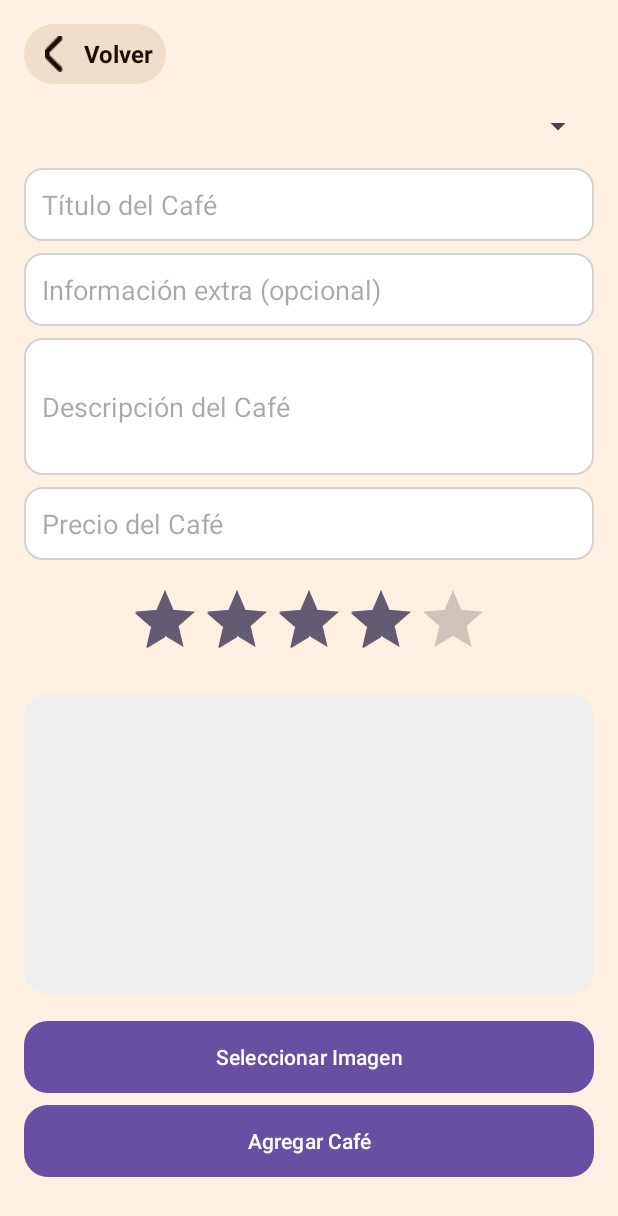
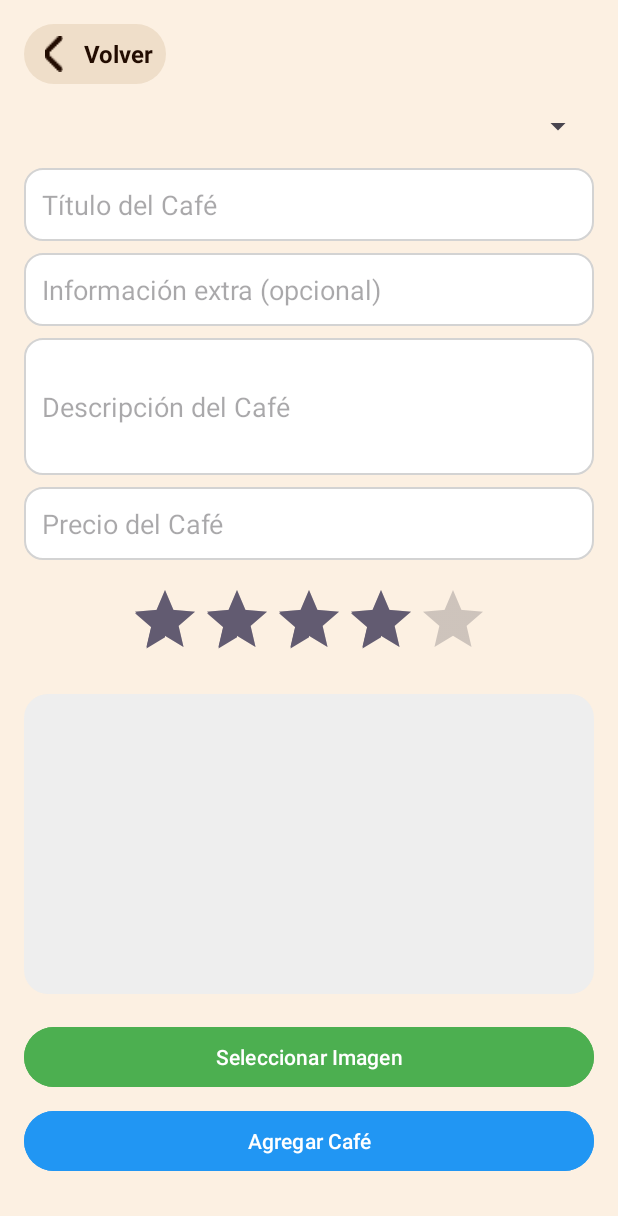
Before and after one commit to powidev/CoffeShop, an Android app: the AddCoffeeActivity screen opened directly, with no data from a screen before it, on a phone screen of 412 x 824 dp. Shown: the top 1216 px of the screen. Run offline under Robolectric (Android 15) with nearby library versions, the phone set to English and light mode, and no system bars; our stand-ins replace CircleImageView, Firebase (no records; nobody signed in at launch, a user with empty details on screens opened directly); pictures from the network do not load.

Commit message:
Ultimos cambios para add coffee.

```diff
--- a/app/src/main/res/drawable/rounded_button.xml
+++ b/app/src/main/res/drawable/rounded_button.xml
@@ -1,4 +1,4 @@
 <shape xmlns:android="http://schemas.android.com/apk/res/android" android:shape="rectangle">
-    <solid android:color="?attr/colorPrimary"/>
+    <solid android:color="?attr/colorBackgroundFloating"/>
     <corners android:radius="16dp"/>
 </shape>
--- a/app/src/main/res/layout/activity_add_coffee.xml
+++ b/app/src/main/res/layout/activity_add_coffee.xml
@@ -112,8 +112,7 @@
             android:layout_marginTop="18dp"
             android:backgroundTint="@color/green"
             android:text="Seleccionar Imagen"
-            android:textColor="@color/white"
-            android:background="@drawable/rounded_button" />
+            android:textColor="@color/white" />
 
         <Button
             android:id="@+id/buttonAddCoffee"
@@ -122,7 +121,6 @@
             android:layout_marginTop="8dp"
             android:backgroundTint="@color/blue"
             android:text="Agregar Café"
-            android:textColor="@color/white"
-            android:background="@drawable/rounded_button" />
+            android:textColor="@color/white" />
     </LinearLayout>
 </ScrollView>
```
